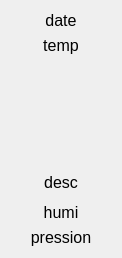
Qt form widgetVilleForecast.ui (aiekick/ProjectStationMeteo) before a commit.
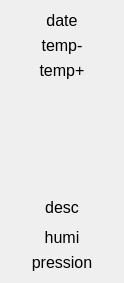
The same form after that commit. Icons and pictures are not drawn.

Commit message: temp mon et temp max forecast + icone a 12 jour 2 a 5  et jour 1 icone du temps le plus mproche de lheure actuelle

```diff
--- a/widgetVilleForecast.ui
+++ b/widgetVilleForecast.ui
@@ -6,8 +6,8 @@
    <rect>
     <x>0</x>
     <y>0</y>
-    <width>120</width>
-    <height>252</height>
+    <width>124</width>
+    <height>281</height>
    </rect>
   </property>
   <property name="windowTitle">
@@ -32,6 +32,22 @@
        </property>
       </widget>
      </item>
+     <item>
+      <widget class="QLabel" name="texttempvillemin">
+       <property name="font">
+        <font>
+         <family>Arial</family>
+         <pointsize>12</pointsize>
+        </font>
+       </property>
+       <property name="text">
+        <string>temp-</string>
+       </property>
+       <property name="alignment">
+        <set>Qt::AlignCenter</set>
+       </property>
+      </widget>
+     </item>
      <item>
       <widget class="QLabel" name="texttempville">
        <property name="font">
@@ -41,7 +57,7 @@
         </font>
        </property>
        <property name="text">
-        <string>temp</string>
+        <string>temp+</string>
        </property>
        <property name="alignment">
         <set>Qt::AlignCenter</set>
```
The commit also changes 5 other files.
